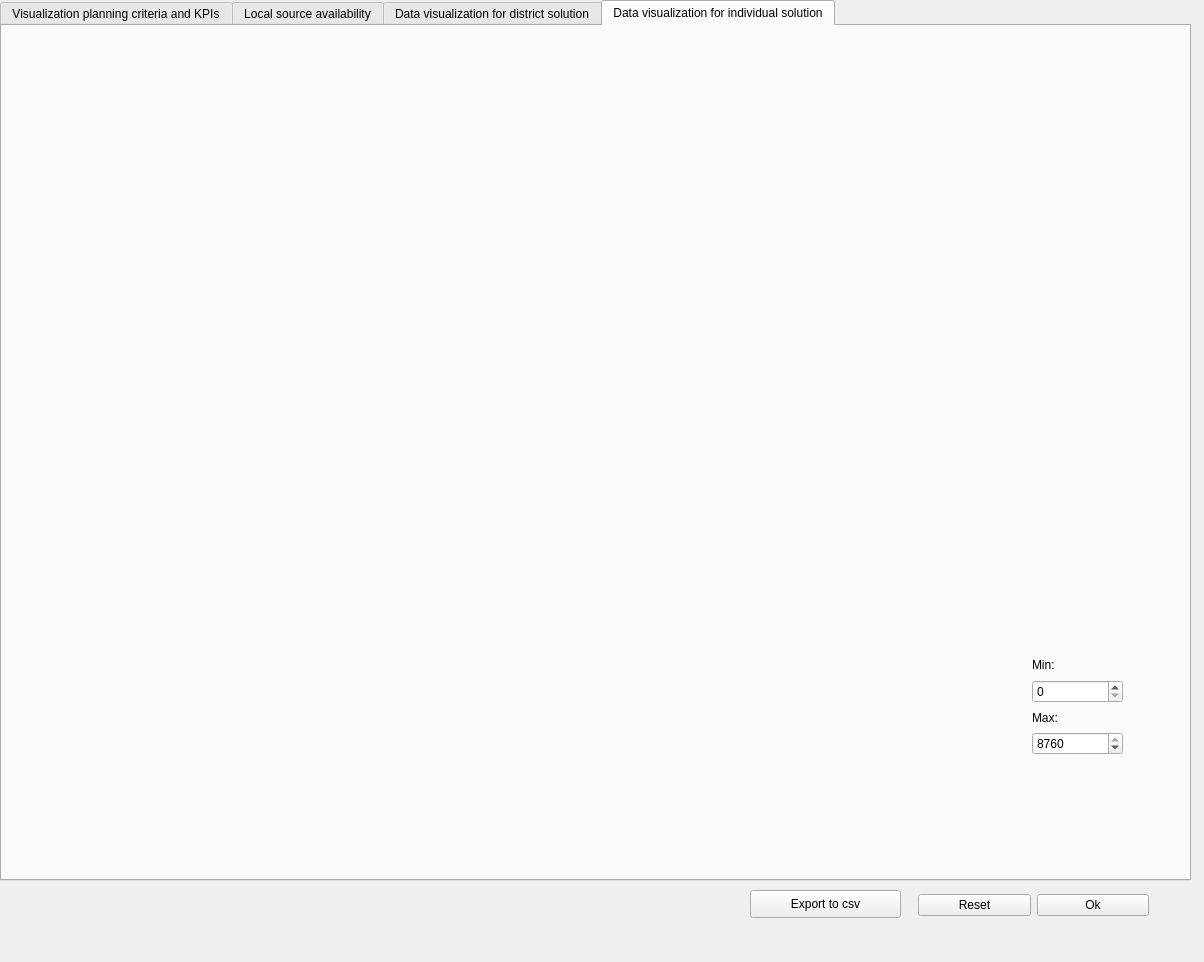
Above: planning_and_simulation_modules/ui/districtSim.ui from Planheat/Planheat-Tool before the change. Below: the same form after it.
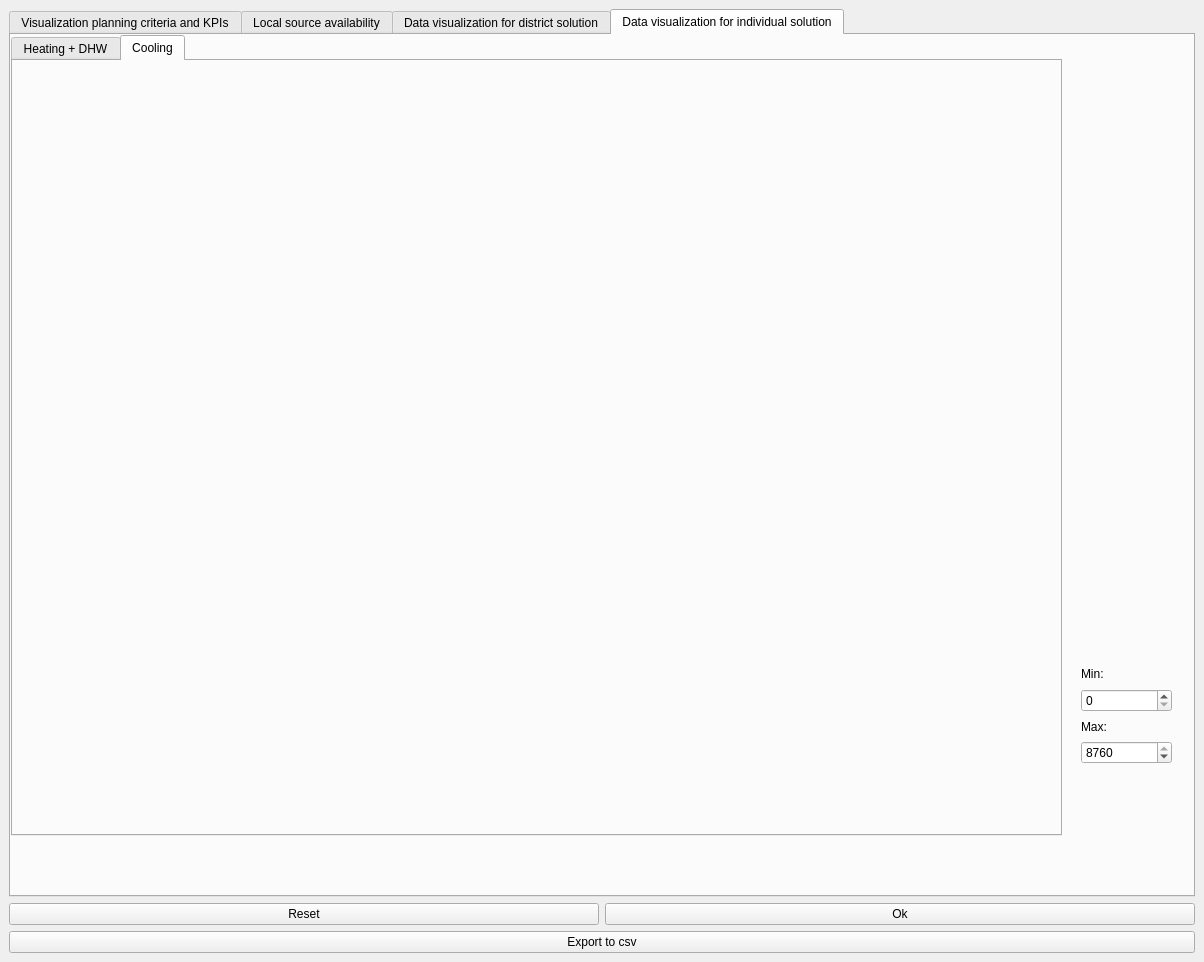
That is the form after the change. The open tabs and pages were chosen to show the change.

```diff
--- a/planning_and_simulation_modules/ui/districtSim.ui
+++ b/planning_and_simulation_modules/ui/districtSim.ui
@@ -14,43 +14,11 @@
    <string>Calculation and visualization of KPIs</string>
   </property>
   <widget class="QWidget" name="dockWidgetContents">
-   <widget class="QWidget" name="horizontalLayoutWidget">
-    <property name="geometry">
-     <rect>
-      <x>918</x>
-      <y>880</y>
-      <width>231</width>
-      <height>51</height>
-     </rect>
-    </property>
-    <layout class="QHBoxLayout" name="horizontalLayout">
+   <layout class="QVBoxLayout" name="verticalLayout_3">
      <item>
-      <widget class="QPushButton" name="reset">
-       <property name="text">
-        <string>Reset</string>
-       </property>
-      </widget>
-     </item>
-     <item>
-      <widget class="QPushButton" name="ok">
-       <property name="text">
-        <string>Ok</string>
-       </property>
-      </widget>
-     </item>
-    </layout>
-   </widget>
    <widget class="QTabWidget" name="tabWidget_2">
-    <property name="geometry">
-     <rect>
-      <x>0</x>
-      <y>0</y>
-      <width>1191</width>
-      <height>881</height>
-     </rect>
-    </property>
     <property name="sizePolicy">
-     <sizepolicy hsizetype="Expanding" vsizetype="Ignored">
+       <sizepolicy hsizetype="Expanding" vsizetype="Expanding">
       <horstretch>0</horstretch>
       <verstretch>0</verstretch>
      </sizepolicy>
@@ -3847,43 +3815,10 @@
      <attribute name="title">
       <string>Data visualization for individual solution</string>
      </attribute>
-     <widget class="QWidget" name="gridLayoutWidget_5">
-      <property name="geometry">
-       <rect>
-        <x>30</x>
-        <y>10</y>
-        <width>911</width>
-        <height>261</height>
-       </rect>
-      </property>
-      <layout class="QGridLayout" name="gridIndiv"/>
-     </widget>
-     <widget class="QWidget" name="gridLayoutWidget_6">
-      <property name="geometry">
-       <rect>
-        <x>30</x>
-        <y>280</y>
-        <width>911</width>
-        <height>251</height>
-       </rect>
-      </property>
-      <layout class="QGridLayout" name="gridIndiv2"/>
-     </widget>
-     <widget class="QWidget" name="gridLayoutWidget_7">
-      <property name="geometry">
-       <rect>
-        <x>30</x>
-        <y>540</y>
-        <width>911</width>
-        <height>251</height>
-       </rect>
-      </property>
-      <layout class="QGridLayout" name="gridIndiv3"/>
-     </widget>
      <widget class="QWidget" name="layoutWidget">
       <property name="geometry">
        <rect>
-        <x>1030</x>
+          <x>1070</x>
         <y>630</y>
         <width>91</width>
         <height>99</height>
@@ -3941,21 +3876,124 @@
        </item>
       </layout>
      </widget>
-    </widget>
-   </widget>
+       <widget class="QTabWidget" name="tabWidget">
+        <property name="geometry">
+         <rect>
+          <x>0</x>
+          <y>0</y>
+          <width>1051</width>
+          <height>801</height>
+         </rect>
+        </property>
+        <property name="currentIndex">
+         <number>0</number>
+        </property>
+        <widget class="QWidget" name="tab_4">
+         <attribute name="title">
+          <string>Heating + DHW</string>
+         </attribute>
+         <widget class="QWidget" name="gridLayoutWidget_7">
+          <property name="geometry">
+           <rect>
+            <x>30</x>
+            <y>530</y>
+            <width>911</width>
+            <height>231</height>
+           </rect>
+          </property>
+          <layout class="QGridLayout" name="gridIndiv3"/>
+         </widget>
+         <widget class="QWidget" name="gridLayoutWidget_6">
+          <property name="geometry">
+           <rect>
+            <x>30</x>
+            <y>270</y>
+            <width>911</width>
+            <height>251</height>
+           </rect>
+          </property>
+          <layout class="QGridLayout" name="gridIndiv2"/>
+         </widget>
+         <widget class="QWidget" name="gridLayoutWidget_5">
+          <property name="geometry">
+           <rect>
+            <x>30</x>
+            <y>0</y>
+            <width>911</width>
+            <height>261</height>
+           </rect>
+          </property>
+          <layout class="QGridLayout" name="gridIndiv"/>
+         </widget>
+        </widget>
+        <widget class="QWidget" name="tab_5">
+         <attribute name="title">
+          <string>Cooling</string>
+         </attribute>
+         <widget class="QWidget" name="gridLayoutWidget_8">
+          <property name="geometry">
+           <rect>
+            <x>60</x>
+            <y>280</y>
+            <width>911</width>
+            <height>251</height>
+           </rect>
+          </property>
+          <layout class="QGridLayout" name="buildingsCoolLayout2"/>
+         </widget>
+         <widget class="QWidget" name="gridLayoutWidget_9">
+          <property name="geometry">
+           <rect>
+            <x>60</x>
+            <y>10</y>
+            <width>911</width>
+            <height>261</height>
+           </rect>
+          </property>
+          <layout class="QGridLayout" name="buildingsCoolLayout1"/>
+         </widget>
+         <widget class="QWidget" name="gridLayoutWidget_10">
+          <property name="geometry">
+           <rect>
+            <x>60</x>
+            <y>540</y>
+            <width>911</width>
+            <height>231</height>
+           </rect>
+          </property>
+          <layout class="QGridLayout" name="buildingsCoolLayout3"/>
+         </widget>
+        </widget>
+       </widget>
+      </widget>
+     </widget>
+    </item>
+    <item>
+     <layout class="QHBoxLayout" name="horizontalLayout">
+      <item>
+       <widget class="QPushButton" name="reset">
+        <property name="text">
+         <string>Reset</string>
+        </property>
+       </widget>
+      </item>
+      <item>
+       <widget class="QPushButton" name="ok">
+        <property name="text">
+         <string>Ok</string>
+        </property>
+       </widget>
+      </item>
+     </layout>
+    </item>
+    <item>
    <widget class="QPushButton" name="btnExport">
-    <property name="geometry">
-     <rect>
-      <x>750</x>
-      <y>890</y>
-      <width>151</width>
-      <height>28</height>
-     </rect>
-    </property>
     <property name="text">
      <string>Export to csv</string>
     </property>
    </widget>
+    </item>
+   </layout>
   </widget>
  </widget>
  <resources/>
```
Left out of the diff: 2 changed lines with no effect on the pictures. Lines whose indentation alone changed are shown as unchanged.
